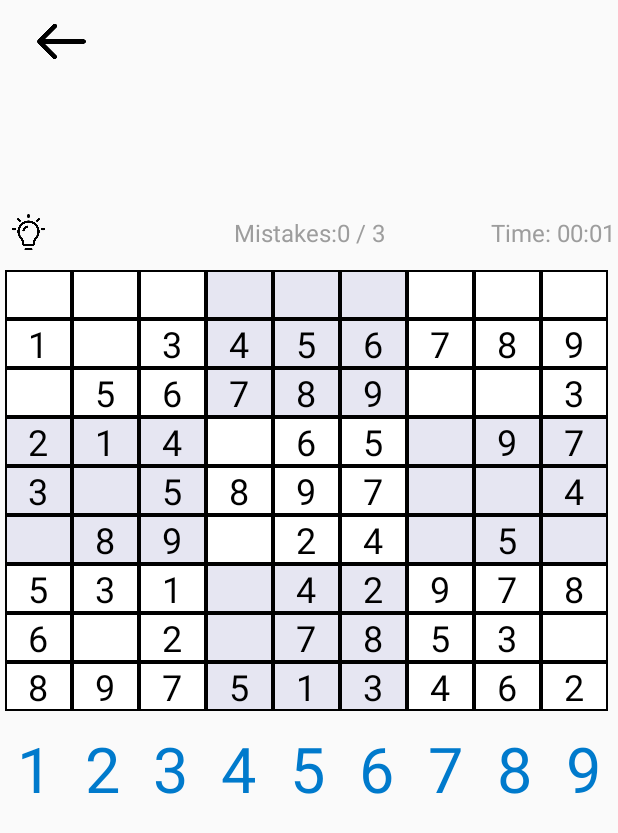
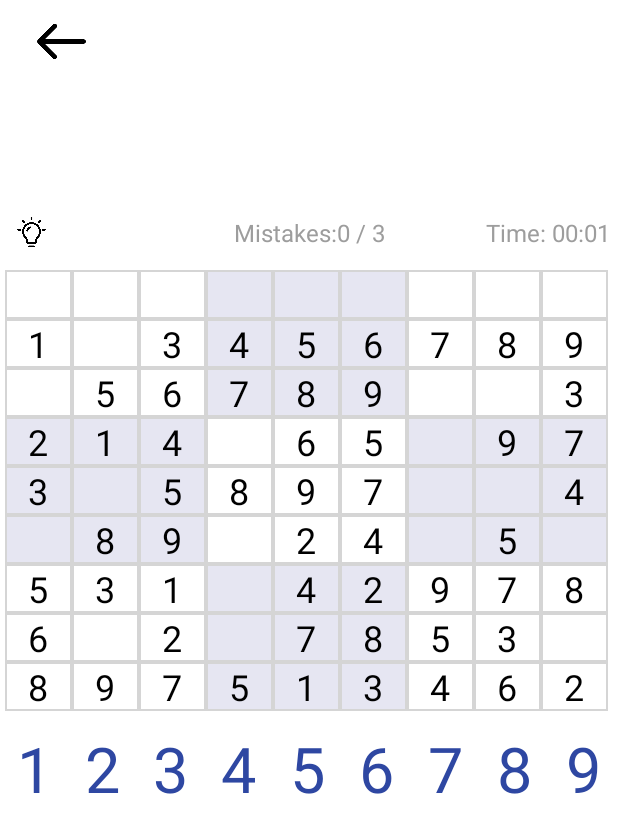
Before and after one commit to Xiang0728/sudoku, an Android app: the MainActivity screen opened directly, with no data from a screen before it, on a phone screen of 412 x 824 dp. Shown: the top 833 px of the screen. Run offline under Robolectric (Android 15) with nearby library versions, the phone set to English and light mode, and no system bars; our stand-ins replace AdMob; pictures from the network do not load.

Commit message:
1. 修改配色、排板 2. 答案正確後取消焦點

```diff
--- a/app/src/main/java/com/app/sudoku/MainActivity.java
+++ b/app/src/main/java/com/app/sudoku/MainActivity.java
@@ -388,6 +388,8 @@ public class MainActivity extends AppCompatActivity {
             if (isValidInput(focusRow, focusCol, selectedNumber)
                     && selectedNumber == correctSolution[focusRow][focusCol]) {
                 userSolution[focusRow][focusCol] = selectedNumber;
+                //取消焦點
+                focusedTextView = null;
                 // 修改有焦點的
                 adapter.notifyDataSetChanged(); // 通知刷新畫面
                 SudokuSolver solver = new SudokuSolver(); //求解用class
@@ -407,6 +409,8 @@ public class MainActivity extends AppCompatActivity {
                     showLostGameDialog();
                 }
             }
+
+
         }
 
     }
--- a/app/src/main/res/drawable/textview_background1.xml
+++ b/app/src/main/res/drawable/textview_background1.xml
@@ -4,5 +4,8 @@ android:shape="rectangle">
 <solid android:color="#E6E6F2" /> <!-- 背景颜色 -->
 <stroke
     android:width="1dp"
-    android:color="#000000" />
+    android:color="@color/grid_line_color"
+    android:right="1dp"
+    android:bottom="1dp"
+    />
 </shape>
--- a/app/src/main/res/drawable/textview_background2.xml
+++ b/app/src/main/res/drawable/textview_background2.xml
@@ -4,5 +4,8 @@ android:shape="rectangle">
 <solid android:color="@color/defaultColor" /> <!-- 背景颜色 -->
 <stroke
     android:width="1dp"
-    android:color="#000000" />
+    android:color="@color/grid_line_color"
+    android:right="1dp"
+    android:bottom="1dp"
+    />
 </shape>
--- a/app/src/main/res/drawable/textview_focused_background.xml
+++ b/app/src/main/res/drawable/textview_focused_background.xml
@@ -4,5 +4,5 @@ android:shape="rectangle">
 <solid android:color="@color/focusedColor" /> <!-- 背景颜色 -->
 <stroke
     android:width="1dp"
-    android:color="#000000" />
+    android:color="@color/grid_line_color" />
 </shape>
--- a/app/src/main/res/layout/activity_main.xml
+++ b/app/src/main/res/layout/activity_main.xml
@@ -4,7 +4,9 @@
     xmlns:tools="http://schemas.android.com/tools"
     android:layout_width="match_parent"
     android:layout_height="match_parent"
-    tools:context=".MainActivity">
+    tools:context=".MainActivity"
+    android:background="@color/white"
+    >
 
     <LinearLayout
         android:layout_width="match_parent"
@@ -41,7 +43,7 @@
                 android:layout_width="32dp"
                 android:layout_height="32dp"
                 android:layout_gravity="center_vertical|left"
-                android:paddingLeft="6dp"
+                android:paddingLeft="10dp"
                 app:srcCompat="@drawable/hint" />
             </FrameLayout>
 
@@ -65,7 +67,7 @@
                 android:gravity="right|center_vertical"
                 android:textColor="#9D9D9D"
                 android:textSize="16sp"
-                android:paddingRight="2dp"
+                android:paddingRight="5dp"
                 />
 
         </LinearLayout>
@@ -96,7 +98,7 @@
                 android:onClick="onAnswerClick"
                 android:layout_width="0dp"
                 android:layout_height="wrap_content"
-                android:textColor="#007ACC"
+                android:textColor="@color/number_color"
                 android:textSize="42sp"
                 android:text="1"
                 android:layout_weight="1"
@@ -106,7 +108,7 @@
                 android:onClick="onAnswerClick"
                 android:layout_width="0dp"
                 android:layout_height="wrap_content"
-                android:textColor="#007ACC"
+                android:textColor="@color/number_color"
                 android:textSize="42sp"
                 android:text="2"
                 android:layout_weight="1"
@@ -117,7 +119,7 @@
                 android:onClick="onAnswerClick"
                 android:layout_width="0dp"
                 android:layout_height="wrap_content"
-                android:textColor="#007ACC"
+                android:textColor="@color/number_color"
                 android:textSize="42sp"
                 android:text="3"
                 android:layout_weight="1"
@@ -127,7 +129,7 @@
                 android:onClick="onAnswerClick"
                 android:layout_width="0dp"
                 android:layout_height="wrap_content"
-                android:textColor="#007ACC"
+                android:textColor="@color/number_color"
                 android:textSize="42sp"
                 android:text="4"
                 android:layout_weight="1"
@@ -137,7 +139,7 @@
                 android:onClick="onAnswerClick"
                 android:layout_width="0dp"
                 android:layout_height="wrap_content"
-                android:textColor="#007ACC"
+                android:textColor="@color/number_color"
                 android:textSize="42sp"
                 android:text="5"
                 android:layout_weight="1"
@@ -147,7 +149,7 @@
                 android:onClick="onAnswerClick"
                 android:layout_width="0dp"
                 android:layout_height="wrap_content"
-                android:textColor="#007ACC"
+                android:textColor="@color/number_color"
                 android:textSize="42sp"
                 android:text="6"
                 android:layout_weight="1"
@@ -157,7 +159,7 @@
                 android:onClick="onAnswerClick"
                 android:layout_width="0dp"
                 android:layout_height="wrap_content"
-                android:textColor="#007ACC"
+                android:textColor="@color/number_color"
                 android:textSize="42sp"
                 android:text="7"
                 android:layout_weight="1"
@@ -167,7 +169,7 @@
                 android:onClick="onAnswerClick"
                 android:layout_width="0dp"
                 android:layout_height="wrap_content"
-                android:textColor="#007ACC"
+                android:textColor="@color/number_color"
                 android:textSize="42sp"
                 android:text="8"
                 android:layout_weight="1"
@@ -177,7 +179,7 @@
                 android:onClick="onAnswerClick"
                 android:layout_width="0dp"
                 android:layout_height="wrap_content"
-                android:textColor="#007ACC"
+                android:textColor="@color/number_color"
                 android:textSize="42sp"
                 android:text="9"
                 android:layout_weight="1"
--- a/app/src/main/res/values/colors.xml
+++ b/app/src/main/res/values/colors.xml
@@ -10,9 +10,12 @@
     <color name="gray">#808080</color>
 
 
-    <color name="focusedColor">#7BBFEA</color> <!-- 焦點時的顏色 -->
+    <color name="focusedColor">#8698FD</color> <!-- 焦點時的顏色 -->
     <color name="defaultColor">#FFFFFF</color> <!-- 預設顏色 -->
 
-    <color name="grid_line_color">#000000</color> <!-- 网格线颜色，这里设置为黑色 -->
+    <color name="grid_line_color">#D5D5D5</color> <!-- 網格線顏色 -->
+
+    <color name="number_color">#2E47A2</color> <!-- 數字答案顏色 -->
+
 
 </resources>
```
